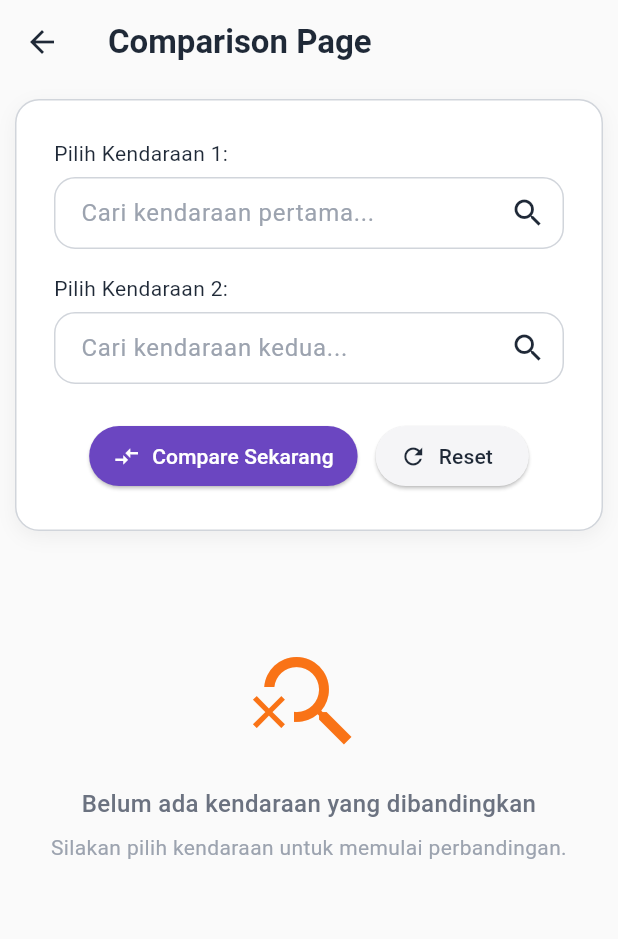
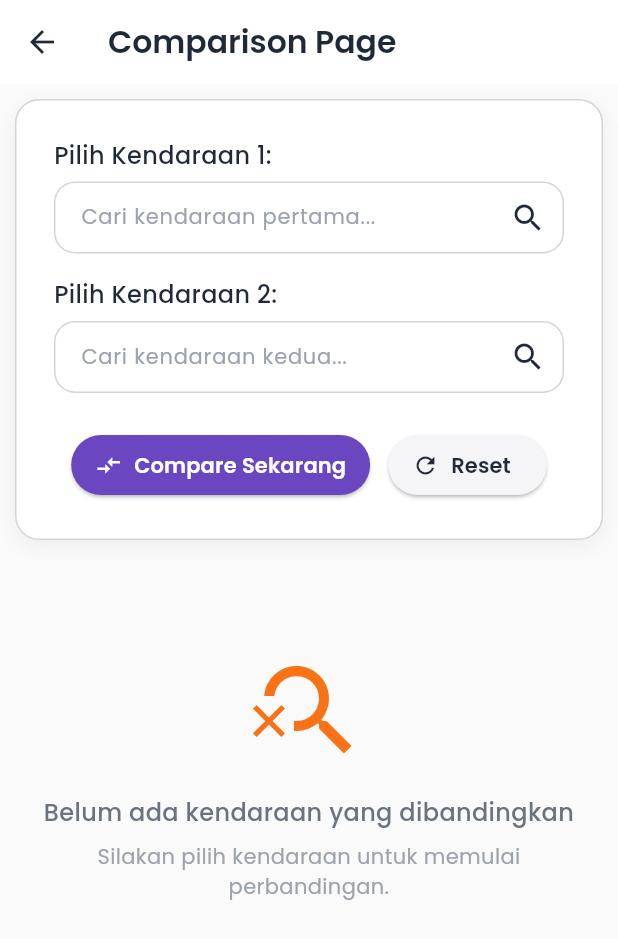
Before and after one commit to mazkama/infoev-mobile, a Flutter app: the EVComparisonPage screen opened by its route, on a phone screen of 412 x 824 dp. Shown: the top 939 px of the screen. Run offline on Flutter 3.47's test engine with Material 3 defaults, Android fonts, the phone set to English and light mode, and no system bars; our stand-ins replace cached_network_image, firebase_core, firebase_messaging, flutter_local_notifications, flutter_widget_from_html, get and 5 more; accounts and stored records are empty; network calls fail.

Commit message:
update style comparison

```diff
--- a/lib/app/modules/ev_comparison/views/EvComparePage.dart
+++ b/lib/app/modules/ev_comparison/views/EvComparePage.dart
@@ -1,5 +1,6 @@
 import 'package:flutter/material.dart';
 import 'package:get/get.dart';
+import 'package:google_fonts/google_fonts.dart';
 import 'package:infoev/app/modules/ev_comparison/controllers/EvCompareController.dart';
 import 'package:infoev/app/modules/ev_comparison/views/widgets/ComparisonTable.dart';
 import 'package:infoev/app/modules/ev_comparison/views/widgets/EvCard.dart';
@@ -34,11 +35,12 @@ class _EVComparisonPageState extends State<EVComparisonPage> {
       appBar: AppBar(
         elevation: 0,
         scrolledUnderElevation: 0, // Bayangan tetap saat scroll
-        backgroundColor: AppColors.backgroundColor,
-        title: const Text(
+        backgroundColor: AppColors.cardBackgroundColor,
+        title: Text(
           "Comparison Page",
-          style: TextStyle(
-            fontWeight: FontWeight.bold,
+          style: GoogleFonts.poppins(
+            fontSize: 21,
+            fontWeight: FontWeight.w600,
             color: AppColors.textColor,
           ),
         ),
@@ -68,7 +70,11 @@ class _EVComparisonPageState extends State<EVComparisonPage> {
                   children: [
                     Text(
                       'Pilih Kendaraan 1:',
-                      style: TextStyle(color: AppColors.textColor),
+                      style: GoogleFonts.poppins(
+                        fontSize: 16,
+                        fontWeight: FontWeight.w500,
+                        color: AppColors.textColor,
+                      ),
                     ),
                     const SizedBox(height: 6),
                     EVSearchField(
@@ -79,7 +85,11 @@ class _EVComparisonPageState extends State<EVComparisonPage> {
                     const SizedBox(height: 16),
                     Text(
                       'Pilih Kendaraan 2:',
-                      style: TextStyle(color: AppColors.textColor),
+                      style: GoogleFonts.poppins(
+                        fontSize: 16,
+                        fontWeight: FontWeight.w500,
+                        color: AppColors.textColor,
+                      ),
                     ),
                     const SizedBox(height: 6),
                     EVSearchField(
@@ -104,7 +114,13 @@ class _EVComparisonPageState extends State<EVComparisonPage> {
                         ElevatedButton.icon(
                           onPressed: controller.compareNow,
                           icon: const Icon(Icons.compare_arrows),
-                          label: const Text('Compare Sekarang'),
+                          label: Text(
+                            'Compare Sekarang',
+                            style: GoogleFonts.poppins(
+                              fontSize: 14,
+                              fontWeight: FontWeight.w600,
+                            ),
+                          ),
                           style: ElevatedButton.styleFrom(
                             backgroundColor: AppColors.primaryColor,
                             foregroundColor: AppColors.textOnPrimary,
@@ -117,15 +133,21 @@ class _EVComparisonPageState extends State<EVComparisonPage> {
                         const SizedBox(width: 12),
                         ElevatedButton.icon(
                           onPressed: () {
-                            controller.resetComparison();
-                            searchControllerA.clear();
-                            searchControllerB.clear();
+                          controller.resetComparison();
+                          searchControllerA.clear();
+                          searchControllerB.clear();
                           },
                           icon: const Icon(Icons.refresh),
-                          label: const Text('Reset'),
+                          label: Text(
+                          'Reset',
+                          style: GoogleFonts.poppins(
+                            fontSize: 14,
+                            fontWeight: FontWeight.w600,
+                          ),
+                          ),
                           style: ElevatedButton.styleFrom(
-                            backgroundColor: AppColors.backgroundSecondary,
-                            foregroundColor: AppColors.textColor,
+                          backgroundColor: AppColors.backgroundSecondary,
+                          foregroundColor: AppColors.textColor,
                           ),
                         ),
                       ],
@@ -195,10 +217,10 @@ class PlaceholderCard extends StatelessWidget {
       alignment: Alignment.center,
       child: Text(
         label,
-        style: TextStyle(
-          color: AppColors.secondaryTextColor,
-          fontSize: 16,
+        style: GoogleFonts.poppins(
+          fontSize: 14,
           fontWeight: FontWeight.w500,
+          color: AppColors.textSecondary,
         ),
       ),
     );
--- a/lib/app/modules/ev_comparison/views/widgets/EmptyComparisonView.dart
+++ b/lib/app/modules/ev_comparison/views/widgets/EmptyComparisonView.dart
@@ -1,4 +1,5 @@
 import 'package:flutter/material.dart';
+import 'package:google_fonts/google_fonts.dart';
 import 'package:infoev/app/styles/app_colors.dart';
 
 class EmptyComparisonView extends StatelessWidget {
@@ -17,7 +18,7 @@ class EmptyComparisonView extends StatelessWidget {
             const SizedBox(height: 16),
             Text(
               'Belum ada kendaraan yang dibandingkan',
-              style: TextStyle(
+              style: GoogleFonts.poppins(
                 color: AppColors.textSecondary,
                 fontSize: 16,
                 fontWeight: FontWeight.w500,
@@ -27,7 +28,11 @@ class EmptyComparisonView extends StatelessWidget {
             const SizedBox(height: 8),
             Text(
               'Silakan pilih kendaraan untuk memulai perbandingan.',
-              style: TextStyle(color: AppColors.textTertiary, fontSize: 14),
+              style: GoogleFonts.poppins(
+                color: AppColors.textTertiary,
+                fontSize: 14,
+                fontWeight: FontWeight.normal,
+              ),
               textAlign: TextAlign.center,
             ),
           ],
--- a/lib/app/modules/ev_comparison/views/widgets/VehicleSearchBox.dart
+++ b/lib/app/modules/ev_comparison/views/widgets/VehicleSearchBox.dart
@@ -5,6 +5,7 @@ import 'package:cached_network_image/cached_network_image.dart';
 import 'package:infoev/app/styles/app_colors.dart';
 import 'package:shimmer/shimmer.dart';
 import 'dart:async';
+import 'package:google_fonts/google_fonts.dart';
 
 class EVSearchField extends StatefulWidget {
   final String hintText;
@@ -89,11 +90,14 @@ class _EVSearchFieldState extends State<EVSearchField> {
       children: [
         TextField(
           controller: _controller,
-          style: const TextStyle(color: AppColors.textColor),
+          style: GoogleFonts.poppins(color: AppColors.textColor, fontSize: 14),
           onChanged: _searchVehicles,
           decoration: InputDecoration(
             hintText: widget.hintText,
-            hintStyle: const TextStyle(color: AppColors.textTertiary),
+            hintStyle: GoogleFonts.poppins(
+              color: AppColors.textTertiary,
+              fontSize: 14,
+            ),
             filled: true,
             fillColor: AppColors.cardBackgroundColor,
             contentPadding: const EdgeInsets.symmetric(
@@ -202,14 +206,15 @@ class _EVSearchFieldState extends State<EVSearchField> {
                     ),
                     title: Text(
                       '${vehicle['brand']['name']} ${vehicle['name']}',
-                      style: const TextStyle(
+                      style: GoogleFonts.poppins(
                         color: AppColors.textColor,
                         fontWeight: FontWeight.w500,
+                        fontSize: 14,
                       ),
                     ),
                     subtitle: Text(
                       'Tahun ${double.parse(vehicle['pivot']['value'].toString()).toStringAsFixed(0)}',
-                      style: TextStyle(
+                      style: GoogleFonts.poppins(
                         color: AppColors.textSecondary,
                         fontSize: 12,
                       ),
--- a/lib/app/modules/home/views/home_view.dart
+++ b/lib/app/modules/home/views/home_view.dart
@@ -567,7 +567,7 @@ class _HomePageState extends State<HomePage> {
                           // Shimmer untuk "Hottest News"
                           Obx(() {
                             if (newsController.isLoading.value) {
-                              return const ShimmerVehiclePopuler();
+                              return const ShimmerVehicleNew();
                             } else {
                               return SingleChildScrollView(
                                 physics: const BouncingScrollPhysics(),
@@ -617,7 +617,7 @@ class _HomePageState extends State<HomePage> {
                           // Shimmer untuk "Hottest News"
                           Obx(() {
                             if (newsController.isLoading.value) {
-                              return const ShimmerVehicleNew();
+                              return const ShimmerVehiclePopuler();
                             } else {
                               return SingleChildScrollView(
                                 physics: const BouncingScrollPhysics(),
```
Also changed, not shown: lib/app/modules/ev_comparison/model/VehicleModel.dart (+11 -6 lines), lib/app/modules/ev_comparison/views/widgets/ComparisonTable.dart (+60 -36 lines), lib/app/modules/ev_comparison/views/widgets/EvCard.dart (+6 -6 lines), lib/app/modules/explore/model/SpecCategoryModel.dart (+14 -2 lines), lib/app/modules/home/views/Widgets/shimmer_loading_horizontal.dart (deleted, +0 -50 lines), lib/app/modules/news/views/news_all_view.dart (+3 -10 lines).
